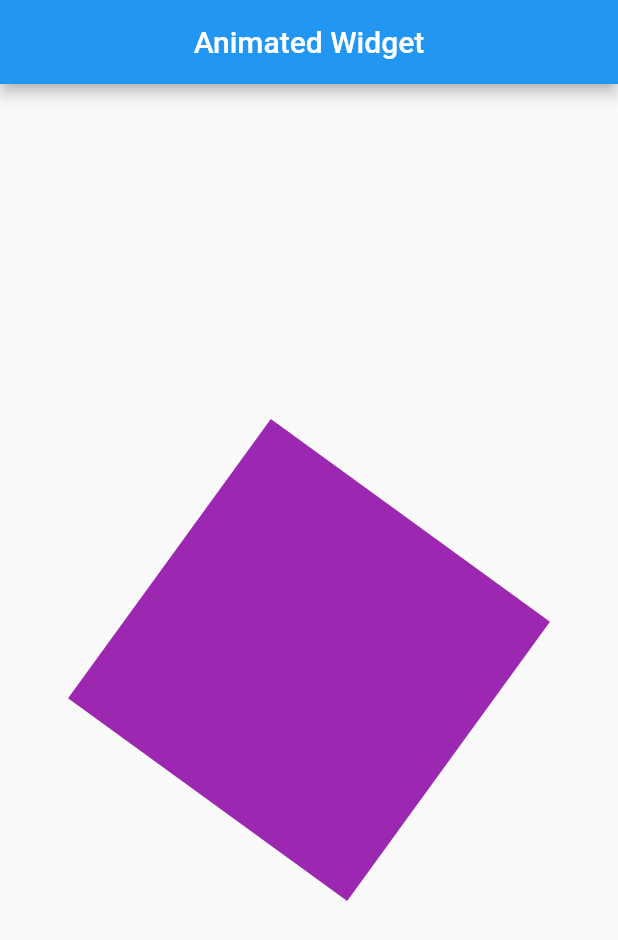
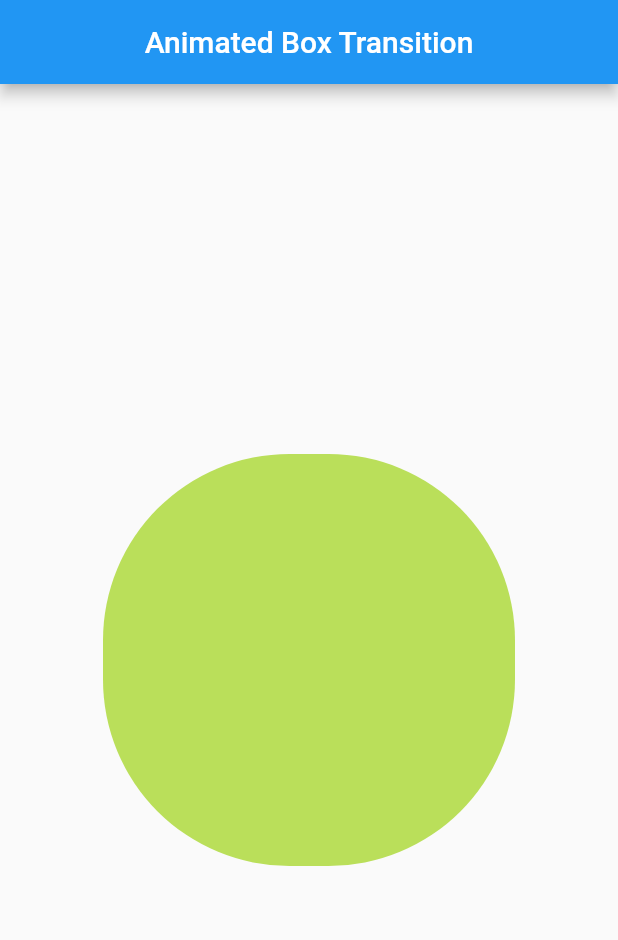
Before and after one commit to juragancode/flutter_latihan_responsive, a Flutter app: the screen it shows after launch, on a phone screen of 412 x 824 dp. Shown: the top 940 px of the screen. Run offline on Flutter 3.47's test engine with Material 2 defaults, Android fonts, the phone set to English and light mode, and no system bars; our stand-ins replace get.

Commit message:
Animated Box Transition

```diff
--- a/lib/app/modules/home/controllers/home_controller.dart
+++ b/lib/app/modules/home/controllers/home_controller.dart
@@ -9,7 +9,7 @@ class HomeController extends GetxController
   late AnimationController animationC = AnimationController(
     vsync: this,
     duration: Duration(
-      milliseconds: 500,
+      milliseconds: 700,
     ),
-  )..repeat();
+  )..repeat(reverse: true);
 }
--- a/lib/app/modules/home/views/home_view.dart
+++ b/lib/app/modules/home/views/home_view.dart
@@ -1,5 +1,3 @@
-import 'dart:math';
-
 import 'package:flutter/material.dart';
 
 import 'package:get/get.dart';
@@ -7,39 +5,36 @@ import 'package:get/get.dart';
 import '../controllers/home_controller.dart';
 
 class HomeView extends GetView<HomeController> {
-  double widthDevice = Get.width;
-  double heightDevice = Get.height;
+  double myKubus = Get.height / 3;
+
+  DecorationTween myDec = DecorationTween(
+    begin: BoxDecoration(
+      color: Colors.pink,
+      // rumus border radius bagus panjang-lebar or sisi / 2 / 3
+      borderRadius: BorderRadius.circular(Get.height / 3 * 0.5 / 3),
+    ),
+    end: BoxDecoration(
+      color: Colors.lightGreenAccent,
+      borderRadius: BorderRadius.circular(Get.height / 3 * 0.5),
+    ),
+  );
 
   @override
   Widget build(BuildContext context) {
     return Scaffold(
       appBar: AppBar(
-        title: Text('Animated Widget'),
+        title: Text('Animated Box Transition'),
         centerTitle: true,
       ),
       body: Center(
-        child: MyWidget(myC: controller.animationC),
+        child: DecoratedBoxTransition(
+          decoration: myDec.animate(controller.animationC),
+          child: Container(
+            width: myKubus,
+            height: myKubus,
+          ),
+        ),
       ),
     );
   }
 }
-
-class MyWidget extends AnimatedWidget {
-  MyWidget({Key? key, required this.myC}) : super(key: key, listenable: myC);
-
-  AnimationController myC;
-
-  get progress => listenable as Animation<double>;
-
-  @override
-  Widget build(BuildContext context) {
-    return Transform.rotate(
-      angle: progress.value * 2 * pi,
-      child: Container(
-        width: 230,
-        height: 230,
-        color: Colors.purple,
-      ),
-    );
-  }
-}
```
